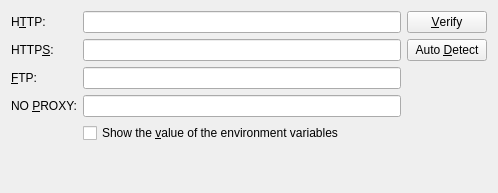
This is konqueror/settings/kio/envvarproxy.ui in KDE/konqueror as Qt 5 draws it before an edit. The edited form follows.
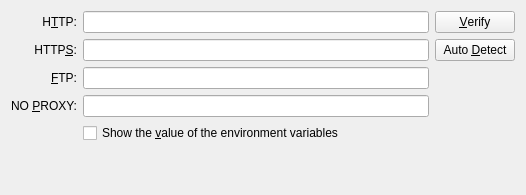
This is the edited form. Custom widgets are drawn as their Qt base class.

Diff of the .ui file:
```diff
--- a/konqueror/settings/kio/envvarproxy.ui
+++ b/konqueror/settings/kio/envvarproxy.ui
@@ -5,8 +5,8 @@
    <rect>
     <x>0</x>
     <y>0</y>
-    <width>498</width>
-    <height>193</height>
+    <width>526</width>
+    <height>195</height>
    </rect>
   </property>
   <layout class="QGridLayout" >
@@ -21,6 +21,9 @@
      <property name="text" >
       <string>H&amp;TTP:</string>
      </property>
+     <property name="alignment" >
+      <set>Qt::AlignRight|Qt::AlignTrailing|Qt::AlignVCenter</set>
+     </property>
      <property name="wordWrap" >
       <bool>false</bool>
      </property>
@@ -96,6 +99,9 @@
      <property name="text" >
       <string>HTTP&amp;S:</string>
      </property>
+     <property name="alignment" >
+      <set>Qt::AlignRight|Qt::AlignTrailing|Qt::AlignVCenter</set>
+     </property>
      <property name="wordWrap" >
       <bool>false</bool>
      </property>
@@ -131,6 +137,9 @@
      <property name="text" >
       <string>&amp;FTP:</string>
      </property>
+     <property name="alignment" >
+      <set>Qt::AlignRight|Qt::AlignTrailing|Qt::AlignVCenter</set>
+     </property>
      <property name="wordWrap" >
       <bool>false</bool>
      </property>
@@ -166,6 +175,9 @@
      <property name="text" >
       <string>NO &amp;PROXY:</string>
      </property>
+     <property name="alignment" >
+      <set>Qt::AlignRight|Qt::AlignTrailing|Qt::AlignVCenter</set>
+     </property>
      <property name="wordWrap" >
       <bool>false</bool>
      </property>
```
Left out of the diff: 4 changed lines with no effect on the pictures.
